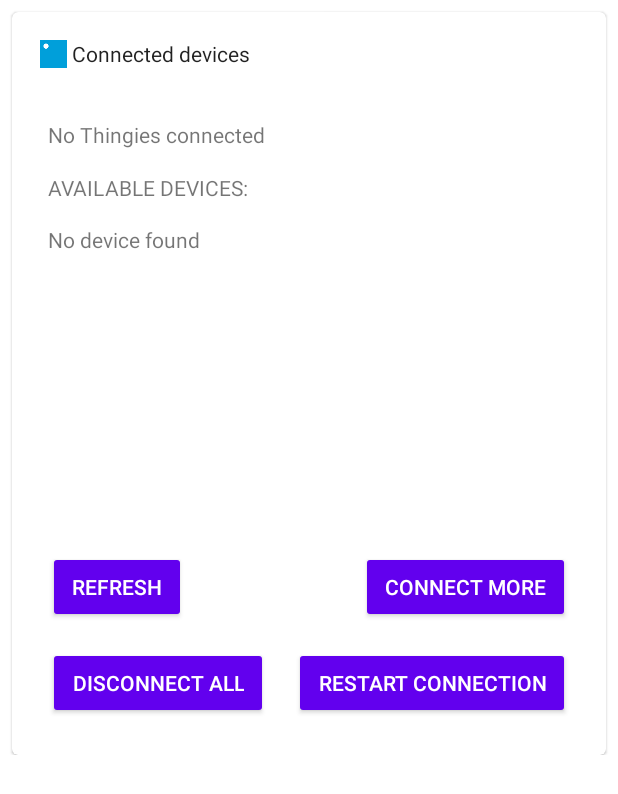
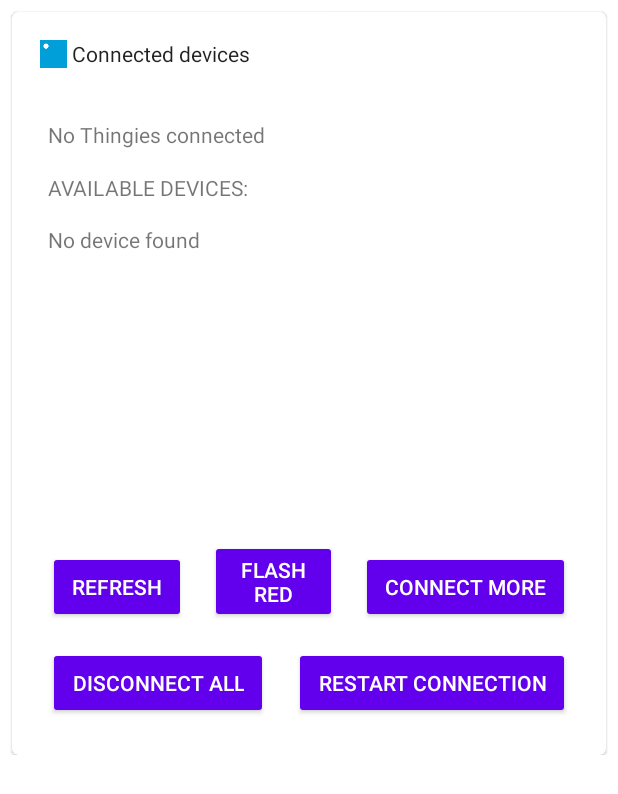
Before and after one commit to jjhierck/CPS_WSAN_group_10, an Android app: the fragment UiFragment shown on its own in the app's theme, on a phone screen of 412 x 824 dp. Shown: the top 794 px of the screen. Run offline under Robolectric (Android 15) with nearby library versions, the phone set to English and light mode, and no system bars; 4 statements that could not run were skipped.

```diff
--- a/app/src/main/java/no/nordicsemi/android/nrfthingy/common/MultipleScannerFragment.java
+++ b/app/src/main/java/no/nordicsemi/android/nrfthingy/common/MultipleScannerFragment.java
@@ -101,6 +101,7 @@ public class MultipleScannerFragment extends DialogFragment {
     /* package */static final int NO_RSSI = -1000;
 
     private final static int REQUEST_PERMISSION_REQ_CODE = 76; // any 8-bit number
+    private static final int MAX_CONNECTED_THINGIES = 4;
 
     private LinearLayout troubleshootView;
     private MultipleDeviceListAdapter mAdapter;
@@ -297,7 +298,7 @@ public class MultipleScannerFragment extends DialogFragment {
         int nrConnectedDevices = mThingySdkManager.getConnectedDevices().size();  // See how many devices are currently connected
         int i = 0; // Results counter
         for (final ExtendedBluetoothDevice extDevice : sortedDevices) {
-            if (i + nrConnectedDevices < 4) { // Only connect up to 4 devices with the strongest RSSI
+            if (i + nrConnectedDevices < this.MAX_CONNECTED_THINGIES) { // Only connect up to 4 devices with the strongest RSSI
                 BluetoothDevice device = extDevice.device;
                 String address = device.getAddress();
 
--- a/app/src/main/res/layout/fragment_ui.xml
+++ b/app/src/main/res/layout/fragment_ui.xml
@@ -112,6 +112,19 @@
                         app:layout_constraintStart_toStartOf="parent" />
 
                     <Button
+                        android:id="@+id/flash_all_red"
+                        style="@style/Widget.AppCompat.Button"
+                        android:layout_width="0dp"
+                        android:layout_height="wrap_content"
+                        android:layout_marginStart="16dp"
+                        android:layout_marginEnd="16dp"
+                        android:layout_marginBottom="16dp"
+                        android:text="@string/flash_all_red"
+                        app:layout_constraintBottom_toTopOf="@+id/disconnect_all"
+                        app:layout_constraintEnd_toStartOf="@+id/connect_more_devices"
+                        app:layout_constraintStart_toEndOf="@+id/refresh_connected_devices" />
+
+                    <Button
                         android:id="@+id/disconnect_all"
                         style="@style/Widget.AppCompat.Button"
                         android:layout_width="wrap_content"
--- a/app/src/main/res/values/strings.xml
+++ b/app/src/main/res/values/strings.xml
@@ -211,6 +211,7 @@
     <string name="connect_more">Connect More</string>
     <string name="connect_restart">Restart connection</string>
     <string name="refresh">Refresh</string>
+    <string name="flash_all_red">Flash Red</string>
     <string name="disconnect">Disconnect</string>
     <string name="disconnect_all">Disconnect All</string>
 
```
Also changed, not shown: app/src/main/java/no/nordicsemi/android/nrfthingy/UiFragment.java (+41 -2 lines).
